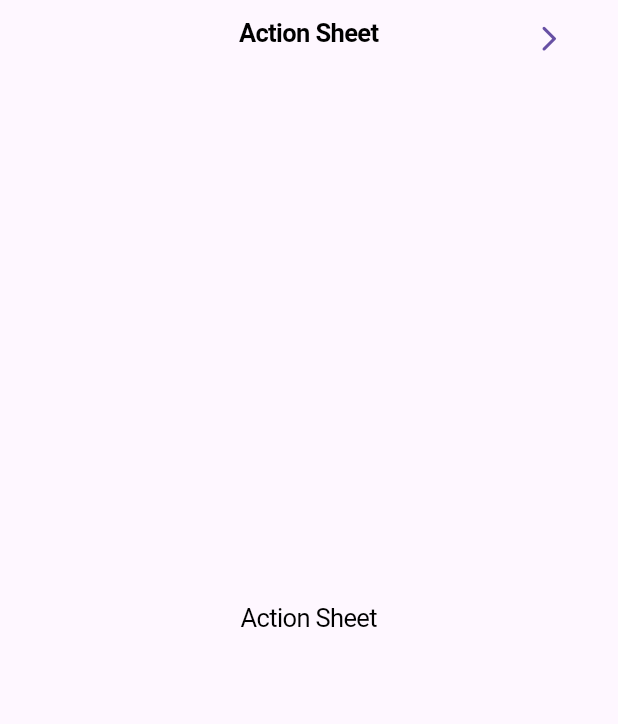
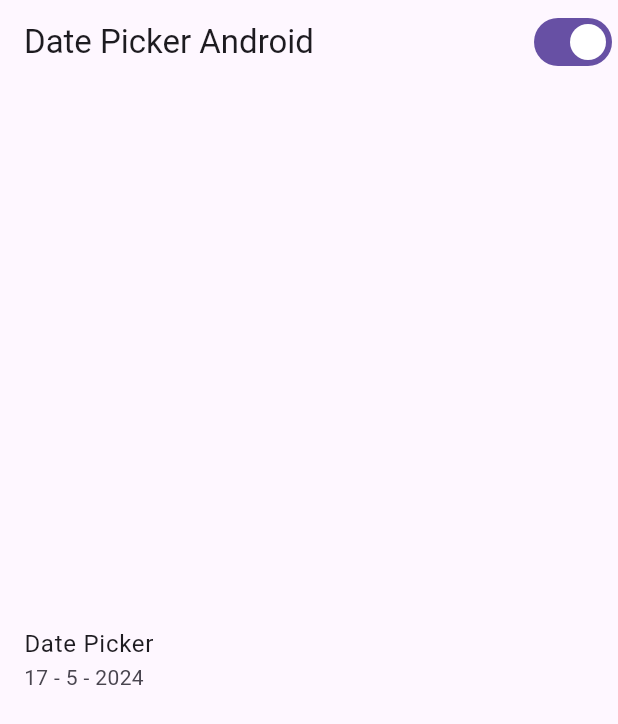
Before and after one commit to fenishpatel3150/adv_flutter_ch2, a Flutter app: the screen it shows after launch, on a phone screen of 412 x 824 dp. Shown: the top 724 px of the screen. Run offline on Flutter 3.47's test engine with Material 3 defaults, Android fonts, the phone set to English and light mode, and no system bars; our stand-ins replace google_fonts.

Commit message:
15-05-2024

```diff
--- a/lib/Screen/Cupertino_Widgets/provider/platfrom.dart
+++ b/lib/Screen/Cupertino_Widgets/provider/platfrom.dart
@@ -3,7 +3,7 @@ import 'package:flutter/material.dart';
 
 class platfrom_provider extends ChangeNotifier
 {
-    bool isswitch =true;
+    bool isswitch =false;
 
      void platswitch(bool value)
     {
--- /dev/null
+++ b/lib/Screen/Date_Picker/provider/conveter.dart
@@ -0,0 +1,18 @@
+import 'package:flutter/cupertino.dart';
+
+class Plaform_convetor extends ChangeNotifier
+{
+  bool convetor =true;
+  DateTime dateTime=DateTime.now();
+
+   void chanageplat(bool value)
+  {
+    convetor=value;
+    notifyListeners();
+  }
+  void Chnagedate (DateTime dateTime)
+  {
+    this.dateTime= dateTime;
+    notifyListeners();
+  }
+}
--- /dev/null
+++ b/lib/Screen/Date_Picker/view/Material/datepicker_sccreen.dart
@@ -0,0 +1,88 @@
+
+import 'dart:io';
+
+import 'package:adv_flutter_ch2/Screen/Date_Picker/provider/conveter.dart';
+import 'package:flutter/cupertino.dart';
+import 'package:flutter/material.dart';
+import 'package:provider/provider.dart';
+
+class Material_date_picker extends StatelessWidget {
+  const Material_date_picker({super.key});
+
+  @override
+  Widget build(BuildContext context) {
+  final platfromtrue= Provider.of<Plaform_convetor>(context);
+  final platfromfalse= Provider.of<Plaform_convetor>(context,listen: false);
+    if ((platfromtrue.convetor)) {
+      return Scaffold(
+      appBar: AppBar(
+        title: Text('Date Picker Android'),
+        actions: [
+          Switch(
+            value: platfromtrue.convetor,
+            onChanged: (value) {
+              platfromfalse.chanageplat(value);
+            },
+          ),
+        ],
+      ),
+      body:Column(
+        mainAxisAlignment: MainAxisAlignment.center,
+          children: [
+            InkWell(
+              onTap: ()
+              async {
+                DateTime dateTime = await showDatePicker(
+                  context: context,
+                  firstDate: DateTime(1947),
+                  lastDate: DateTime(2024))
+                    ??
+                  DateTime.now();
+                platfromfalse.Chnagedate(dateTime);
+              },
+              child: ListTile(
+                title: Text('Date Picker'),
+                subtitle: Text('${platfromtrue.dateTime.day} - ${platfromtrue.dateTime.month} - ${platfromtrue.dateTime.year}'),
+              )
+
+            ),
+          ],
+        ),
+    );
+    } else {
+      return CupertinoPageScaffold(
+      navigationBar: CupertinoNavigationBar(
+        middle: Text('DatePicker Ios'),
+        trailing: CupertinoSwitch(
+          value: Provider.of<Plaform_convetor>(context, listen: true).convetor,
+          onChanged: (value) {
+            Provider.of<Plaform_convetor>(context, listen: false).chanageplat(value);
+          },
+        ),
+      ),
+      child: CupertinoButton(
+        onPressed: () {
+          showCupertinoModalPopup(context: context, builder: (context) => Container(
+            height: 250,
+            color: CupertinoColors.white,
+            child: CupertinoDatePicker(
+              mode:CupertinoDatePickerMode.date,
+              onDateTimeChanged: (DateTime value) {
+                platfromfalse.Chnagedate(value);
+              },
+            ),
+          ),);
+
+        }, child:Column(
+        mainAxisAlignment: MainAxisAlignment.center,
+          children: [
+            CupertinoListTile(
+            title: Text('DatePicker'),
+            subtitle: Text('${platfromtrue.dateTime.day} - ${platfromtrue.dateTime.month} - ${platfromtrue.dateTime.year}'),
+            ),
+          ],
+        ),
+      ),
+    );
+    }}
+}
--- a/lib/main.dart
+++ b/lib/main.dart
@@ -6,6 +6,8 @@ import 'package:adv_flutter_ch2/Screen/CupertinoTabBar/provider/Sliding_provider
 import 'package:adv_flutter_ch2/Screen/CupertinoTabBar/provider/radio_provider.dart';
 import 'package:adv_flutter_ch2/Screen/CupertinoTabBar/view/Cupertinotabbar/cupertinotabbar.dart';
 import 'package:adv_flutter_ch2/Screen/Cupertino_Widgets/provider/platfrom.dart';
+import 'package:adv_flutter_ch2/Screen/Date_Picker/provider/conveter.dart';
+import 'package:adv_flutter_ch2/Screen/Date_Picker/view/Material/datepicker_sccreen.dart';
 import 'package:adv_flutter_ch2/Screen/Material_&_Cupertino/Date_Picker/provider/Picker_Provider.dart';
 import 'package:adv_flutter_ch2/Screen/Sliver/view/sliver_screen.dart';
 import 'package:adv_flutter_ch2/Screen/cupertinoActionSheet/cupertino_Action_Sheet.dart';
@@ -28,6 +30,7 @@ void main() {
       ChangeNotifierProvider(create:(context) => Slider_Provider(),),
       ChangeNotifierProvider(create:(context) => Sliding_provider(),),
       ChangeNotifierProvider(create:(context) => navigation_provider(),),
+      ChangeNotifierProvider(create:(context) => Plaform_convetor(),),
     ],
     child: const
     MyApp(),
@@ -42,7 +45,7 @@ class MyApp extends StatelessWidget {
   Widget build(BuildContext context) {
     return  MaterialApp(
       debugShowCheckedModeBanner: false,
-      initialRoute: '/action',
+      initialRoute: '/date',
       routes:
       {
         '/action':(context) => Cupertino_action_sheet(),
@@ -51,6 +54,7 @@ class MyApp extends StatelessWidget {
         '/retinoscopies':(context) => Cupertino_screen(),
         '/sliver':(context) => Sliver_Screen(),
         '/menu':(context) => Context_menu(),
+        '/date':(context) => Material_date_picker(),
       },
 
     );
```
Also changed, not shown: lib/Screen/Date_Picker/view/Cupertino/DatePicker.dart (added, +35 -0 lines).
